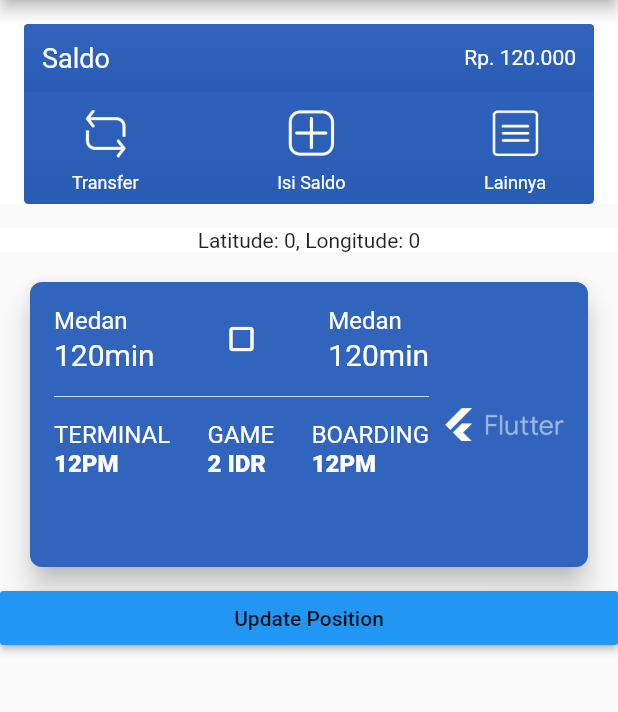
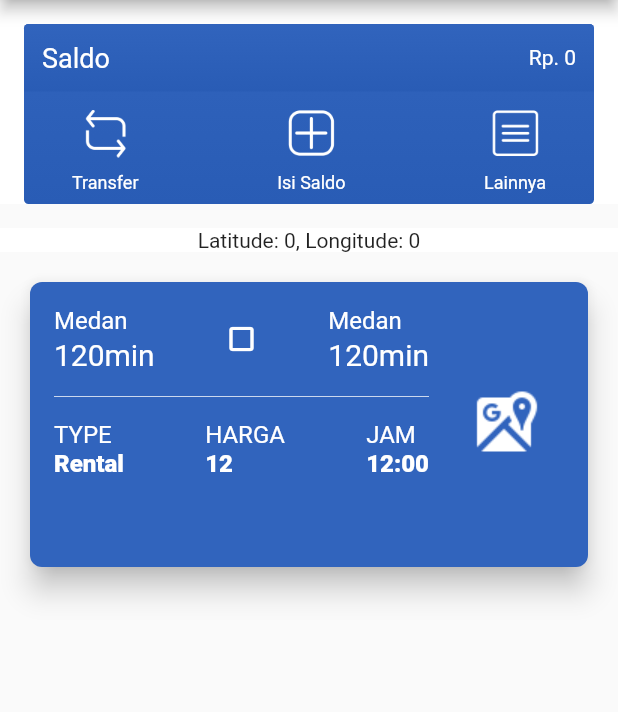
Before and after one commit to muhamadanjar/UTDriver, a Flutter app: the HomeScreen screen opened directly, on a phone screen of 412 x 824 dp, the part 84-796 px from its top. Run offline on Flutter 3.47's test engine with Material 2 defaults, Android fonts, the phone set to English and light mode, and no system bars; our stand-ins replace firebase_analytics, firebase_auth, firebase_database, firebase_storage, geolocator, google_maps_flutter and 6 more; missing offline and left inert: a package; accounts and stored records are empty; network calls fail; Roboto replaces fonts that are missing (NeoSansBold).

```diff
--- a/lib/components/detailOrder.dart
+++ b/lib/components/detailOrder.dart
@@ -2,7 +2,8 @@ import 'package:flutter/material.dart';
 import 'package:ut_driver_app/theme/styles.dart';
 
 class OrderDetailWidget extends StatelessWidget {
-  final String type, harga, jam;
+  final String type, jam;
+  final int harga;
 
   OrderDetailWidget({this.type, this.harga, this.jam});
 
@@ -10,11 +11,11 @@ class OrderDetailWidget extends StatelessWidget {
   Widget build(BuildContext context) {
     return Row(
       children: <Widget>[
-        buildDetailColumn("terminal", jam),
+        buildDetailColumn("type", type),
         Spacer(),
-        buildDetailColumn("game", harga),
+        buildDetailColumn("harga", harga.toString()),
         Spacer(),
-        buildDetailColumn("boarding", jam),
+        buildDetailColumn("jam", jam),
       ],
     );
   }
--- a/lib/components/job_card.dart
+++ b/lib/components/job_card.dart
@@ -4,7 +4,9 @@ import '../models/job.dart';
 import '../components/locationOrder.dart';
 import '../components/detailOrder.dart';
 class JobCard extends StatelessWidget {
+  final Job job;
 
+  const JobCard({Key key, this.job}) : super(key: key);
   @override
   Widget build(BuildContext context) {
     return
@@ -17,7 +19,7 @@ class JobCard extends StatelessWidget {
         borderRadius: BorderRadius.all(Radius.circular(8.0)),
         child: InkWell(
             onTap: (){
-              print('pindah halaman');
+              Navigator.pushNamed(context, '/map');
             },
             child: Container(
               margin: const EdgeInsets.all(16.0),
@@ -53,17 +55,17 @@ class JobCard extends StatelessWidget {
                         ),
                         SizedBox(height: 16.0),
                         OrderDetailWidget(
-                        type: 'Rental',
-                        jam: '12PM',
-                        harga: '2 IDR',
-                      ),
+                          type: 'Rental',
+                          jam: '12:00',
+                          harga: 12,
+                        ),
                       ],
                     ),
                   ),
                   SizedBox(width: 10.0),
                   Container(
                     child: Image.asset(
-                      "assets/flutter.png",
+                      "assets/google_map_vector.png",
                       width: 80.0,
                       color: Colors.white,
                     ),
--- a/lib/data/database_helper.dart
+++ b/lib/data/database_helper.dart
@@ -32,7 +32,7 @@ class DatabaseHelper {
   void _onCreate(Database db, int version) async {
     // When creating the db, create the table
     await db.execute(
-    "CREATE TABLE User(id INTEGER PRIMARY KEY,name,TEXT, username TEXT, password TEXT,token TEXT)");
+    "CREATE TABLE User(id INTEGER PRIMARY KEY,name TEXT, username TEXT, password TEXT,token TEXT)");
     print("Created tables");
   }
 
--- a/lib/models/job.dart
+++ b/lib/models/job.dart
@@ -1,6 +1,11 @@
 class Job {
   String id;
+  String type;
   String origin;
   String destination;
   String orderTime;
+  DateTime dateTime;
+  int harga;
+
+  Job({this.id,this.type});
 }
--- a/lib/models/user.dart
+++ b/lib/models/user.dart
@@ -2,10 +2,11 @@ class User {
   final String username;
   final String password;
   final String name;
-  final String token;
+  String token;
   final double rating;
   final int trip;
-  User({this.username, this.password,this.token,this.name,this.rating,this.trip});
+  int saldo;
+  User({this.username, this.password,this.token,this.name,this.rating,this.trip,this.saldo});
 
   String get _username => username;
   String get _password => password;
@@ -19,6 +20,7 @@ class User {
       rating: json['rating'],
       trip: json['trip'],
       token: json['token'],
+      saldo: json['wallet'],
     );
   }
 
--- a/lib/screens/home/home_screen.dart
+++ b/lib/screens/home/home_screen.dart
@@ -4,9 +4,8 @@ import 'dart:async';
 import 'package:google_maps_flutter/google_maps_flutter.dart';
 import 'package:ut_driver_app/components/job_card.dart';
 import 'package:ut_driver_app/data/rest_ds.dart';
-// import 'package:ut_driver_app/models/job.dart';
+import 'package:ut_driver_app/models/job.dart';
 import 'package:ut_driver_app/routes.dart';
-import 'package:ut_driver_app/components/job_card.dart';
 class HomeScreen extends StatefulWidget {
   @override
 
@@ -22,16 +21,17 @@ class HomeScreenState extends State<HomeScreen>{
   static const LatLng _center = const LatLng(3.6422756, 98.5294038);
   RestDatasource api = new RestDatasource();
   Marker marker;
+  Job job;
+  String saldo = "Rp. 0";
+
 
   @override
-
   void initState() {
-
     super.initState();
-
     _geolocator = Geolocator();
     LocationOptions locationOptions = LocationOptions(accuracy: LocationAccuracy.high, distanceFilter: 1);
     checkPermission();
+    getUser();
     updateLocation();
 
     StreamSubscription positionStream = _geolocator.getPositionStream(locationOptions).listen((Position position) {
@@ -46,7 +46,6 @@ class HomeScreenState extends State<HomeScreen>{
   }
 
   void updateLocation() async {
-
     try {
       Position newPosition = await Geolocator().getCurrentPosition(desiredAccuracy: LocationAccuracy.high).timeout(new Duration(seconds: 5));
       setState(() {
@@ -59,8 +58,14 @@ class HomeScreenState extends State<HomeScreen>{
     }
 
   }
-
-  @override
+  void getUser() async{
+    try {
+      var getData =  await api.getUser();
+      print(getData);
+    } catch (e) {
+      print("Error : $e");
+    }
+  }
   void _onChangeSwitch(bool value) async {
     try {
       setState(() {
@@ -72,8 +77,6 @@ class HomeScreenState extends State<HomeScreen>{
     }
   }
 
-  @override
-
   void updatePosition() async{
     try {
       api.updateLocation(_position.latitude.toString(), _position.longitude.toString());
@@ -82,13 +85,18 @@ class HomeScreenState extends State<HomeScreen>{
     }
 
   }
-
-
+  void checkJob() async{
+    try {
+      api.checkJob();
+    } catch (e) {
+      print(e);
+    }
+  }
   @override
 
   Widget build(BuildContext context) {
+
     return Scaffold(
-
       appBar: AppBar(
 
         title: Text('Utama Trans'),
@@ -120,15 +128,7 @@ class HomeScreenState extends State<HomeScreen>{
               ),
             ),
             _buildJob(),
-            Container(
-              child: RaisedButton(
-                color: Colors.blue,
-                child: Text('Update Position'),
-                onPressed: (){
-                  Mynav.goToMap(context);
-                },
-              ),
-            )
+
           ],
         )
       ),
@@ -173,7 +173,7 @@ class HomeScreenState extends State<HomeScreen>{
                   ),
                   new Container(
                     child: new Text(
-                      "Rp. 120.000",
+                      saldo,
                       style: new TextStyle(
                           fontSize: 14.0,
                           color: Colors.white,
@@ -205,8 +205,10 @@ class HomeScreenState extends State<HomeScreen>{
                       )
                     ],
                   ),
+                  GestureDetector(
+                    onTap: () => Navigator.pushNamed(context, 'topup'),
+                    child: new Column(
 
-                  new Column(
                       mainAxisAlignment: MainAxisAlignment.center,
                       children: <Widget>[
                         new Image.asset(
@@ -220,9 +222,13 @@ class HomeScreenState extends State<HomeScreen>{
                         new Text(
                           "Isi Saldo",
                           style: TextStyle(color: Colors.white, fontSize: 12.0),
+
                         )
                       ],
                     ),
+                  ),
+
+
                   new Column(
                     mainAxisAlignment: MainAxisAlignment.center,
                     children: <Widget>[
@@ -258,7 +264,7 @@ class HomeScreenState extends State<HomeScreen>{
             children: <Widget>[
               Hero(
                 tag: 'driver-job',
-                child: JobCard(),
+                child: JobCard(job: job),
               )
             ],
           )
--- a/lib/screens/home/splash_screen.dart
+++ b/lib/screens/home/splash_screen.dart
@@ -10,7 +10,6 @@ class SplashScreen extends StatefulWidget {
 class _SplashScreenState extends State<SplashScreen> {
   @override
   void initState() {
-    // TODO: implement initState
     super.initState();
     Timer(Duration(seconds: 5), () => Mynav.goToIntro(context));
   }
--- a/lib/screens/login/login_screen.dart
+++ b/lib/screens/login/login_screen.dart
@@ -49,9 +49,10 @@ class LoginScreenState extends State<LoginScreen>
 
   @override
   onAuthStateChanged(AuthState state) {
-
+    print(state);
     if(state == AuthState.LOGGED_IN)
       Navigator.of(_ctx).pushReplacementNamed("/home");
+
   }
 
   @override
@@ -61,7 +62,7 @@ class LoginScreenState extends State<LoginScreen>
       key: scaffoldKey,
       appBar: AppBar(
         title: Image(image:AssetImage("assets/flutter.png",),height: 30.0,fit: BoxFit.fitHeight,),
-        elevation: 0.0,
+        elevation: 8.0,
 
         centerTitle: true,
         backgroundColor: Colors.transparent,
--- a/lib/utils/constans.dart
+++ b/lib/utils/constans.dart
@@ -5,6 +5,6 @@ enum AlertAction {
   agree,
 }
 
-const String apiURL = "http://192.168.43.110/api";
 const bool devMode = false;
+const String apiURL = devMode == false ? "http://utama-trans.com/new/api":"http://192.168.43.110/api";
 const double textScaleFactor = 1.0;
--- a/lib/utils/webclient.dart
+++ b/lib/utils/webclient.dart
@@ -9,12 +9,12 @@ import 'package:http/io_client.dart' as inner;
 import 'package:path/path.dart';
 
 import 'constans.dart';
-import '../models/UserLogin.dart';
+import '../models/user.dart';
 
 class WebClient {
   WebClient(this.auth);
 
-  final UserLogin auth;
+  final User auth;
 
   Future<dynamic> get(String url) async {
     if (auth == null) throw ('Auth Model Required');
--- a/pubspec.yaml
+++ b/pubspec.yaml
@@ -72,6 +72,7 @@ flutter:
     - assets/google1.png
     - assets/avatar5.png
     - assets/user2.jpg
+    - assets/google_map_vector.png
 
   # An image asset can refer to one or more resolution-specific "variants", see
   # https://flutter.io/assets-and-images/#resolution-aware.
```
Also changed, not shown: lib/data/rest_ds.dart (+52 -14 lines), lib/models/auth.dart (+10 -10 lines), lib/screens/home/akun_screen.dart (+7 -13 lines), lib/screens/home/map_screen.dart (+38 -9 lines), lib/utils/network_util.dart (+2 -10 lines), assets/google_map_vector.png (added), 3 other files. Lines whose indentation alone changed are shown as unchanged.
